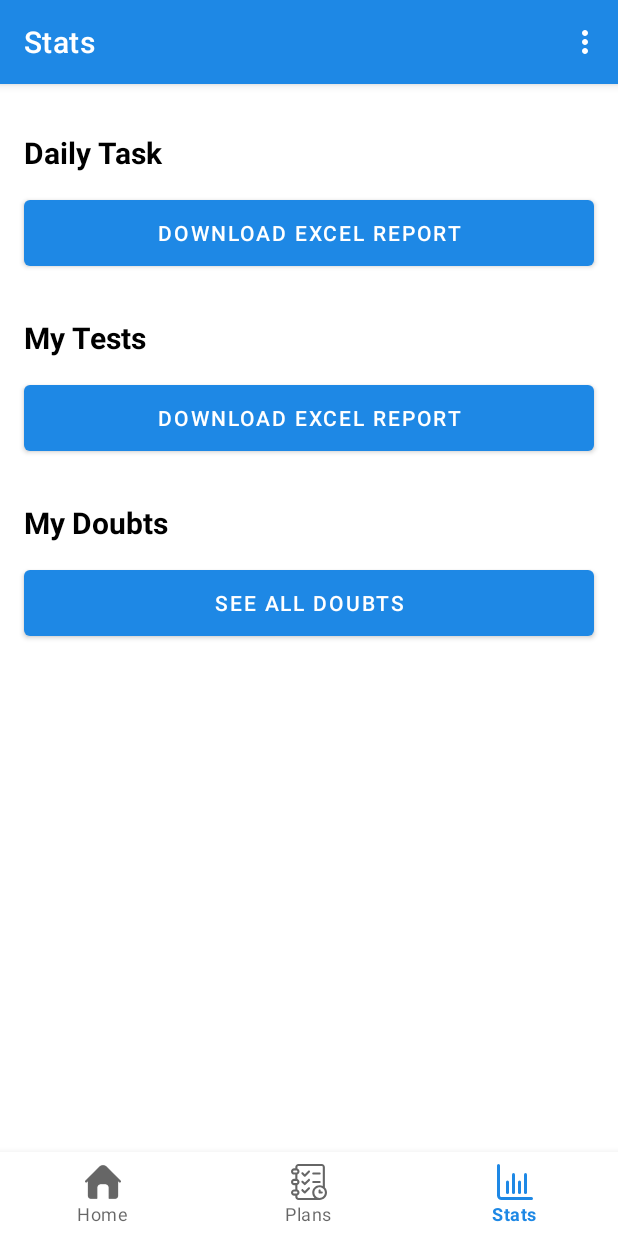
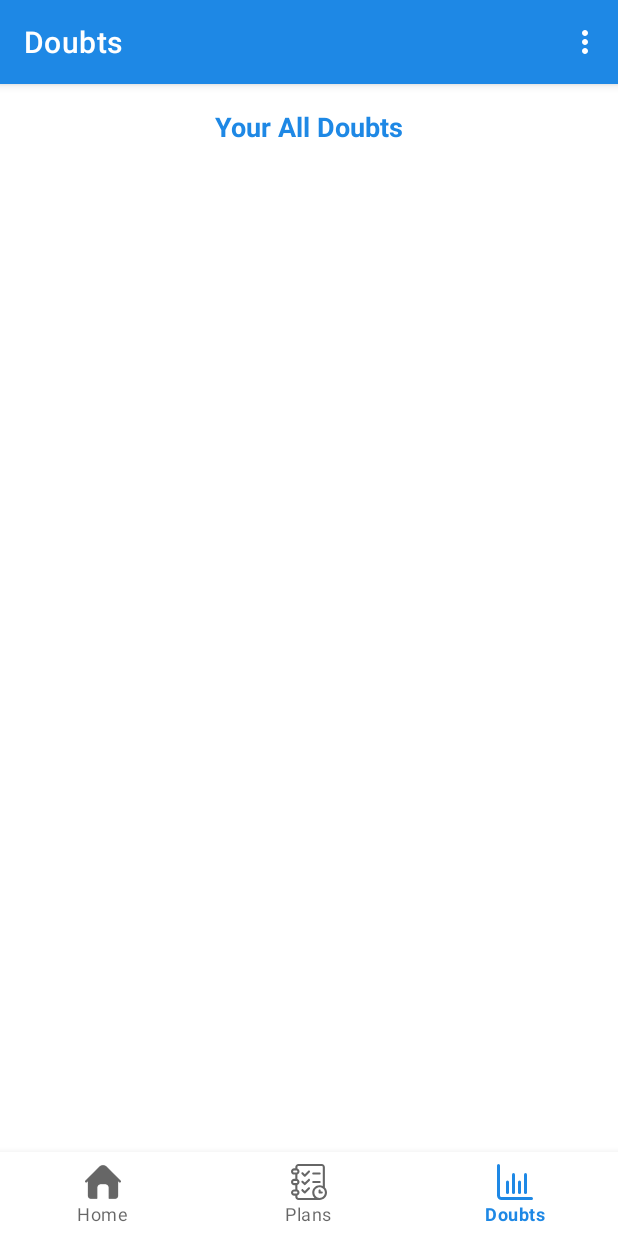
Before and after one commit to nafiskabbo/EducationalApp, an Android app: the HomeFragment screen opened through its navigation route, item 3 of the bottom bar chosen, on a phone screen of 412 x 824 dp. Run offline under Robolectric (Android 15) with nearby library versions, the phone set to English and light mode, and no system bars; our stand-ins replace Firebase (no records; nobody signed in at launch, a user with empty details on screens opened directly), navigation-ui; libraries missing offline, so code that uses them is left out: com.androidbuts.multispinnerfilter, com.razorpay; Roboto replaces fonts that are not available here; 2 statements that could not run were skipped.

Commit message:
Bug Fixes

```diff
--- a/app/src/main/java/com/kabbodev/educational/ui/activities/MainActivity.kt
+++ b/app/src/main/java/com/kabbodev/educational/ui/activities/MainActivity.kt
@@ -57,7 +57,7 @@ class MainActivity : BaseActivity<ActivityMainBinding, DashboardViewModel>(), Pa
         navController = Navigation.findNavController(this, R.id.nav_host_fragment)
         val appBarConfiguration = AppBarConfiguration(
             setOf(
-                R.id.navigation_home, R.id.navigation_plan, R.id.navigation_stats
+                R.id.navigation_home, R.id.navigation_plan, R.id.navigation_doubts
             )
         )
         setupActionBarWithNavController(navController, appBarConfiguration)
--- a/app/src/main/java/com/kabbodev/educational/ui/fragments/DoubtListFragment.kt
+++ b/app/src/main/java/com/kabbodev/educational/ui/fragments/DoubtsFragment.kt
@@ -7,22 +7,22 @@ import androidx.core.os.bundleOf
 import androidx.recyclerview.widget.LinearLayoutManager
 import com.kabbodev.educational.R
 import com.kabbodev.educational.data.model.Doubt
-import com.kabbodev.educational.databinding.FragmentDoubtListBinding
-import com.kabbodev.educational.ui.interfaces.DoubtCallback
+import com.kabbodev.educational.databinding.FragmentDoubtsBinding
 import com.kabbodev.educational.ui.adapters.DoubtAdapter
 import com.kabbodev.educational.ui.adapters.DoubtInterface
 import com.kabbodev.educational.ui.base.BaseFragment
+import com.kabbodev.educational.ui.interfaces.DoubtCallback
 import com.kabbodev.educational.ui.utils.createDialog
 import com.kabbodev.educational.ui.utils.snackbar
 import com.kabbodev.educational.ui.viewModels.DashboardViewModel
 
-class DoubtListFragment : BaseFragment<FragmentDoubtListBinding, DashboardViewModel>(), DoubtInterface, DoubtCallback {
+class DoubtsFragment : BaseFragment<FragmentDoubtsBinding, DashboardViewModel>(), DoubtInterface, DoubtCallback {
 
     private lateinit var adapter: DoubtAdapter
     private lateinit var loadingDialog: Dialog
 
     override fun getFragmentBinding(inflater: LayoutInflater, container: ViewGroup?) =
-        FragmentDoubtListBinding.inflate(inflater, container, false)
+        FragmentDoubtsBinding.inflate(inflater, container, false)
 
     override fun getViewModel() = DashboardViewModel::class.java
 
@@ -47,7 +47,7 @@ class DoubtListFragment : BaseFragment<FragmentDoubtListBinding, DashboardViewMo
 
     override fun onInfoBtnClick(itemPos: Int) {
         navController.navigate(
-            R.id.action_doubtListFragment_to_doubtViewFragment,
+            R.id.action_navigation_doubts_to_doubtViewFragment,
             bundleOf("que_solve_link" to adapter.doubtList[itemPos].solveLink)
         )
     }
--- a/app/src/main/java/com/kabbodev/educational/ui/fragments/PlansDetailFragment.kt
+++ b/app/src/main/java/com/kabbodev/educational/ui/fragments/PlansDetailFragment.kt
@@ -5,7 +5,6 @@ import android.util.Log
 import android.view.LayoutInflater
 import android.view.ViewGroup
 import androidx.appcompat.app.AppCompatActivity
-import androidx.lifecycle.lifecycleScope
 import com.kabbodev.educational.R
 import com.kabbodev.educational.data.model.Plan
 import com.kabbodev.educational.data.model.User
@@ -17,8 +16,6 @@ import com.kabbodev.educational.ui.utils.createDialog
 import com.kabbodev.educational.ui.utils.snackbar
 import com.kabbodev.educational.ui.viewModels.DashboardViewModel
 import com.razorpay.Checkout
-import kotlinx.coroutines.Dispatchers
-import kotlinx.coroutines.launch
 import org.json.JSONObject
 
 class PlansDetailFragment : BaseFragment<FragmentPlansDetailBinding, DashboardViewModel>(), FirebaseCallback {
--- a/app/src/main/java/com/kabbodev/educational/ui/fragments/StatsFragment.kt
+++ /dev/null
@@ -1,63 +0,0 @@
-package com.kabbodev.educational.ui.fragments
-
-import android.app.Dialog
-import android.content.Intent
-import android.net.Uri
-import android.view.LayoutInflater
-import android.view.ViewGroup
-import androidx.navigation.fragment.findNavController
-import com.kabbodev.educational.R
-import com.kabbodev.educational.databinding.FragmentStatsBinding
-import com.kabbodev.educational.ui.interfaces.StatsCallback
-import com.kabbodev.educational.ui.base.BaseFragment
-import com.kabbodev.educational.ui.utils.createDialog
-import com.kabbodev.educational.ui.utils.snackbar
-import com.kabbodev.educational.ui.viewModels.DashboardViewModel
-
-class StatsFragment : BaseFragment<FragmentStatsBinding, DashboardViewModel>(), StatsCallback {
-
-    private lateinit var loadingDialog: Dialog
-
-    override fun getFragmentBinding(inflater: LayoutInflater, container: ViewGroup?) =
-        FragmentStatsBinding.inflate(inflater, container, false)
-
-    override fun getViewModel() = DashboardViewModel::class.java
-
-    override fun setupTheme() {
-        loadingDialog = createDialog(requireContext(), R.layout.loading_progress_dialog, R.drawable.progress_circle, false)
-    }
-
-    override fun setupClickListeners() {
-        binding.downloadDailyTaskBtn.setOnClickListener {
-            downloadReport(getString(R.string.daily_task))
-        }
-        binding.downloadMyTestsBtn.setOnClickListener {
-            downloadReport(getString(R.string.my_tests))
-        }
-        binding.seeMyDoubtsBtn.setOnClickListener {
-            findNavController().navigate(R.id.action_navigation_stats_to_doubtListFragment)
-        }
-    }
-
-    private fun downloadReport(type: String) {
-        loadingDialog.show()
-        viewModel.downloadReport(type, this)
-    }
-
-    override fun onSuccessListener(totalEmpty: Boolean, downloadFile: String?) {
-        loadingDialog.dismiss()
-        if (totalEmpty) {
-            binding.root.snackbar("No File Available")
-        } else {
-            binding.root.snackbar("Downloading!")
-            val intent = Intent(Intent.ACTION_VIEW, Uri.parse(downloadFile))
-            startActivity(intent)
-        }
-    }
-
-    override fun onFailureListener(e: Exception) {
-        loadingDialog.dismiss()
-        binding.root.snackbar("Failed! ${e.message}")
-    }
-
-}
--- a/app/src/main/res/layout/fragment_doubt_list.xml
+++ b/app/src/main/res/layout/fragment_doubts.xml
@@ -4,7 +4,7 @@
     xmlns:tools="http://schemas.android.com/tools"
     android:layout_width="match_parent"
     android:layout_height="match_parent"
-    tools:context=".ui.fragments.DoubtListFragment">
+    tools:context=".ui.fragments.DoubtsFragment">
 
     <TextView
         android:id="@+id/textView8"
@@ -15,8 +15,8 @@
         android:layout_marginEnd="16dp"
         android:text="@string/your_all_doubts"
         android:textColor="@color/blue"
+        android:textSize="18sp"
         android:textStyle="bold"
-        android:textSize="18sp"
         app:layout_constraintEnd_toEndOf="parent"
         app:layout_constraintStart_toStartOf="parent"
         app:layout_constraintTop_toTopOf="parent" />
--- a/app/src/main/res/layout/fragment_stats.xml
+++ /dev/null
@@ -1,100 +0,0 @@
-<?xml version="1.0" encoding="utf-8"?>
-<androidx.constraintlayout.widget.ConstraintLayout xmlns:android="http://schemas.android.com/apk/res/android"
-    xmlns:app="http://schemas.android.com/apk/res-auto"
-    xmlns:tools="http://schemas.android.com/tools"
-    android:layout_width="match_parent"
-    android:layout_height="match_parent"
-    tools:context=".ui.fragments.StatsFragment">
-
-    <TextView
-        android:id="@+id/textView5"
-        android:layout_width="0dp"
-        android:layout_height="wrap_content"
-        android:layout_marginStart="16dp"
-        android:textSize="20sp"
-        android:textColor="@color/black"
-        android:textStyle="bold"
-        android:layout_marginTop="32dp"
-        android:layout_marginEnd="16dp"
-        android:text="@string/daily_task"
-        app:layout_constraintEnd_toEndOf="parent"
-        app:layout_constraintStart_toStartOf="parent"
-        app:layout_constraintTop_toTopOf="parent" />
-
-    <com.google.android.material.button.MaterialButton
-        android:id="@+id/download_daily_task_btn"
-        android:layout_width="0dp"
-        android:layout_height="wrap_content"
-        android:layout_marginStart="16dp"
-        android:layout_marginTop="16dp"
-        android:layout_marginEnd="16dp"
-        android:insetTop="2dp"
-        android:insetBottom="2dp"
-        android:text="@string/download_excel_report"
-        app:layout_constraintEnd_toEndOf="parent"
-        app:layout_constraintStart_toStartOf="parent"
-        app:layout_constraintTop_toBottomOf="@+id/textView5" />
-
-    <TextView
-        android:id="@+id/textView6"
-        android:layout_width="0dp"
-        android:layout_height="wrap_content"
-        android:layout_marginStart="16dp"
-        android:layout_marginTop="32dp"
-        android:layout_marginEnd="16dp"
-        android:text="@string/my_tests"
-        android:textColor="@color/black"
-        android:textSize="20sp"
-        android:textStyle="bold"
-        app:layout_constraintEnd_toEndOf="parent"
-        app:layout_constraintStart_toStartOf="parent"
-        app:layout_constraintTop_toBottomOf="@+id/download_daily_task_btn" />
-
-    <com.google.android.material.button.MaterialButton
-        android:id="@+id/download_my_tests_btn"
-        android:layout_width="0dp"
-        android:layout_height="wrap_content"
-        android:layout_marginStart="16dp"
-        android:layout_marginTop="16dp"
-        android:layout_marginEnd="16dp"
-        android:insetTop="2dp"
-        android:insetBottom="2dp"
-        android:text="@string/download_excel_report"
-        app:layout_constraintEnd_toEndOf="parent"
-        app:layout_constraintStart_toStartOf="parent"
-        app:layout_constraintTop_toBottomOf="@+id/textView6" />
-
-    <TextView
-        android:id="@+id/textView7"
-        android:layout_width="0dp"
-        android:layout_height="wrap_content"
-        android:layout_marginStart="16dp"
-        android:layout_marginTop="32dp"
-        android:layout_marginEnd="16dp"
-        android:text="@string/my_doubts"
-        android:textColor="@color/black"
-        android:textSize="20sp"
-        android:textStyle="bold"
-        app:layout_constraintEnd_toEndOf="parent"
-        app:layout_constraintStart_toStartOf="parent"
-        app:layout_constraintTop_toBottomOf="@+id/download_my_tests_btn" />
-
-    <com.google.android.material.button.MaterialButton
-        android:id="@+id/see_my_doubts_btn"
-        android:layout_width="0dp"
-        android:layout_height="wrap_content"
-        android:layout_marginStart="16dp"
-        android:layout_marginTop="16dp"
-        android:layout_marginEnd="16dp"
-        android:layout_marginBottom="32dp"
-        android:insetTop="2dp"
-        android:insetBottom="2dp"
-        android:text="@string/all_doubts"
-        app:layout_constraintBottom_toBottomOf="parent"
-        app:layout_constraintEnd_toEndOf="parent"
-        app:layout_constraintStart_toStartOf="parent"
-        app:layout_constraintTop_toBottomOf="@+id/textView7"
-        app:layout_constraintVertical_bias="0.0" />
-
-
-</androidx.constraintlayout.widget.ConstraintLayout>
--- a/app/src/main/res/menu/bottom_nav_menu.xml
+++ b/app/src/main/res/menu/bottom_nav_menu.xml
@@ -12,8 +12,8 @@
         android:title="@string/title_plans" />
 
     <item
-        android:id="@+id/navigation_stats"
+        android:id="@+id/navigation_doubts"
         android:icon="@drawable/ic_stats"
-        android:title="@string/title_stats" />
+        android:title="@string/title_doubts" />
 
 </menu>
--- a/app/src/main/res/navigation/navigation_main.xml
+++ b/app/src/main/res/navigation/navigation_main.xml
@@ -130,18 +130,26 @@
     </fragment>
 
     <fragment
-        android:id="@+id/navigation_stats"
-        android:name="com.kabbodev.educational.ui.fragments.StatsFragment"
-        android:label="@string/title_stats"
-        tools:layout="@layout/fragment_stats">
+        android:id="@+id/navigation_doubts"
+        android:name="com.kabbodev.educational.ui.fragments.DoubtsFragment"
+        android:label="@string/title_doubts"
+        tools:layout="@layout/fragment_doubts">
+
         <action
-            android:id="@+id/action_navigation_stats_to_doubtListFragment"
-            app:destination="@id/doubtListFragment"
+            android:id="@+id/action_navigation_doubts_to_doubtViewFragment"
+            app:destination="@id/doubtViewFragment"
             app:enterAnim="@anim/slide_in_right"
             app:exitAnim="@anim/slide_out_left"
             app:popEnterAnim="@anim/slide_in_left"
             app:popExitAnim="@anim/slide_out_right" />
+
     </fragment>
+
+    <fragment
+        android:id="@+id/doubtViewFragment"
+        android:name="com.kabbodev.educational.ui.fragments.DoubtViewFragment"
+        android:label="Doubt View"
+        tools:layout="@layout/fragment_doubt_view" />
 
     <fragment
         android:id="@+id/plansDetailFragment"
@@ -165,29 +173,9 @@
         app:popExitAnim="@anim/slide_out_right" />
 
     <fragment
-        android:id="@+id/doubtListFragment"
-        android:name="com.kabbodev.educational.ui.fragments.DoubtListFragment"
-        android:label="Doubt List"
-        tools:layout="@layout/fragment_doubt_list">
-        <action
-            android:id="@+id/action_doubtListFragment_to_doubtViewFragment"
-            app:destination="@id/doubtViewFragment"
-            app:enterAnim="@anim/slide_in_right"
-            app:exitAnim="@anim/slide_out_left"
-            app:popEnterAnim="@anim/slide_in_left"
-            app:popExitAnim="@anim/slide_out_right" />
-    </fragment>
-
-    <fragment
-        android:id="@+id/doubtViewFragment"
-        android:name="com.kabbodev.educational.ui.fragments.DoubtViewFragment"
-        android:label="Doubt View"
-        tools:layout="@layout/fragment_doubt_view" />
-    <fragment
         android:id="@+id/liveClassJoinFragment"
         android:name="com.kabbodev.educational.ui.fragments.LiveClassJoinFragment"
         android:label="Live Class"
         tools:layout="@layout/fragment_live_class_join" />
 
-
 </navigation>
--- a/app/src/main/res/values/strings.xml
+++ b/app/src/main/res/values/strings.xml
@@ -1,11 +1,10 @@
 <resources>
     <string name="app_name">Emadmaths</string>
-    <string name="hello_blank_fragment">Hello blank fragment</string>
 
     // navigation
     <string name="title_home">Home</string>
     <string name="title_plans">Plans</string>
-    <string name="title_stats">Stats</string>
+    <string name="title_doubts">Doubts</string>
 
     // registration
     <string name="registration">Registration</string>
@@ -79,12 +78,8 @@
     <string name="choose_your_chapters">Choose your chapters</string>
     <string name="select_number_of_daily_que">Select number of daily questions</string>
     <string name="all_doubts">See All Doubts</string>
-    <string name="download_excel_report">Download Excel Report</string>
-    <string name="daily_task">Daily Task</string>
-    <string name="my_doubts">My Doubts</string>
-    <string name="my_tests">My Tests</string>
+    <string name="your_all_doubts">Your All Doubts</string>
     <string name="log_out">Log Out</string>
-    <string name="your_all_doubts">Your All Doubts</string>
     <!--    on Back Pressed -->
 
 </resources>
```
